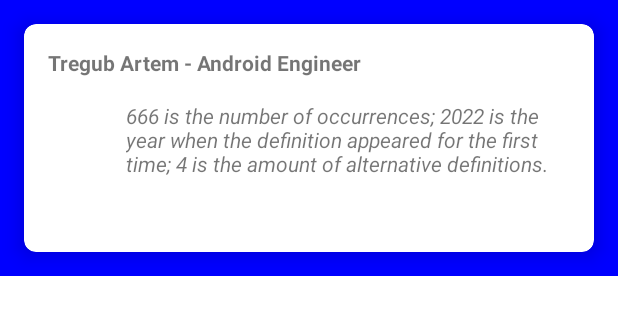
After one commit to TregubArtem/acromineTestProject, an Android app: the layout item_acronym_definition.xml on its own in the app's theme, with its tools: preview values and no code run, on a phone screen of 412 x 824 dp. The commit adds this screen. Shown: the top 315 px of the screen. Run offline under Robolectric (Android 15) with nearby library versions, the phone set to English and light mode, and no system bars.

Commit message:
[feature] implement acronym definition list item

```diff
--- /dev/null
+++ b/app/src/main/res/drawable/sel_background.xml
@@ -0,0 +1,6 @@
+<ripple xmlns:android="http://schemas.android.com/apk/res/android"
+    android:color="@color/purple_200">
+    <item
+        android:id="@android:id/mask"
+        android:drawable="@color/purple_200" />
+</ripple>
--- /dev/null
+++ b/app/src/main/res/layout/item_acronym_definition.xml
@@ -0,0 +1,73 @@
+<?xml version="1.0" encoding="utf-8"?>
+<layout xmlns:android="http://schemas.android.com/apk/res/android"
+    xmlns:app="http://schemas.android.com/apk/res-auto"
+    xmlns:tools="http://schemas.android.com/tools">
+
+    <data>
+
+        <variable
+            name="data"
+            type="com.tregub.acromine.screen.data.AcronymDefinitionViewState" />
+    </data>
+
+    <androidx.constraintlayout.widget.ConstraintLayout
+        android:layout_width="match_parent"
+        android:layout_height="wrap_content"
+        android:clipToPadding="false"
+        tools:background="#00F"
+        android:padding="@dimen/default_indent">
+
+        <androidx.cardview.widget.CardView
+            android:layout_width="0dp"
+            android:layout_height="0dp"
+            app:cardElevation="@dimen/default_elevation"
+            app:cardCornerRadius="@dimen/default_radius"
+            tools:cardBackgroundColor="#0F0"
+            app:layout_constraintTop_toTopOf="parent"
+            app:layout_constraintStart_toStartOf="parent"
+            app:layout_constraintEnd_toEndOf="parent"
+            app:layout_constraintDimensionRatio="5:2">
+
+            <androidx.constraintlayout.widget.ConstraintLayout
+                android:layout_width="match_parent"
+                android:layout_height="match_parent"
+                android:onClickListener="@{(view)->view}"
+                android:background="@drawable/sel_background"
+                android:padding="@dimen/default_indent">
+
+                <TextView
+                    android:id="@+id/name"
+                    android:layout_width="0dp"
+                    android:layout_height="wrap_content"
+                    android:textStyle="bold"
+                    android:maxLines="1"
+                    android:ellipsize="end"
+                    android:text="@{data.name}"
+                    tools:text="Tregub Artem - Android Engineer"
+                    app:layout_constraintEnd_toEndOf="parent"
+                    app:layout_constraintStart_toStartOf="parent"
+                    app:layout_constraintTop_toTopOf="parent" />
+
+                <androidx.constraintlayout.widget.Guideline
+                    android:id="@+id/guide_vertical"
+                    android:layout_width="wrap_content"
+                    android:layout_height="wrap_content"
+                    app:layout_constraintGuide_percent="0.15"
+                    android:orientation="vertical" />
+
+                <TextView
+                    android:layout_width="0dp"
+                    android:layout_height="0dp"
+                    tools:text="666 is the number of occurrences; 2022 is the year when the definition appeared for the first time; 4 is the amount of alternative definitions."
+                    android:ellipsize="end"
+                    android:layout_marginTop="@dimen/default_indent"
+                    android:textStyle="italic"
+                    android:text="@{@string/main_acronym_definition_details_format(data.frequency, data.year, data.variationsCount)}"
+                    app:layout_constraintTop_toBottomOf="@+id/name"
+                    app:layout_constraintStart_toStartOf="@+id/guide_vertical"
+                    app:layout_constraintEnd_toEndOf="parent"
+                    app:layout_constraintBottom_toBottomOf="parent" />
+            </androidx.constraintlayout.widget.ConstraintLayout>
+        </androidx.cardview.widget.CardView>
+    </androidx.constraintlayout.widget.ConstraintLayout>
+</layout>
--- a/app/src/main/res/values/dimens.xml
+++ b/app/src/main/res/values/dimens.xml
@@ -1,4 +1,6 @@
 <?xml version="1.0" encoding="utf-8"?>
 <resources>
     <dimen name="default_indent">16dp</dimen>
+    <dimen name="default_elevation">8dp</dimen>
+    <dimen name="default_radius">8dp</dimen>
 </resources>
--- a/app/src/main/res/values/strings.xml
+++ b/app/src/main/res/values/strings.xml
@@ -1,4 +1,5 @@
 <resources>
     <string name="app_name" translatable="false">Acromine</string>
     <string name="main_search_acronyms">Search for acronyms</string>
+    <string name="main_acronym_definition_details_format">%1$d is the number of occurrences; %2$d is the year when the definition appeared for the first time; %3$d is the amount of alternative definitions.</string>
 </resources>
```
